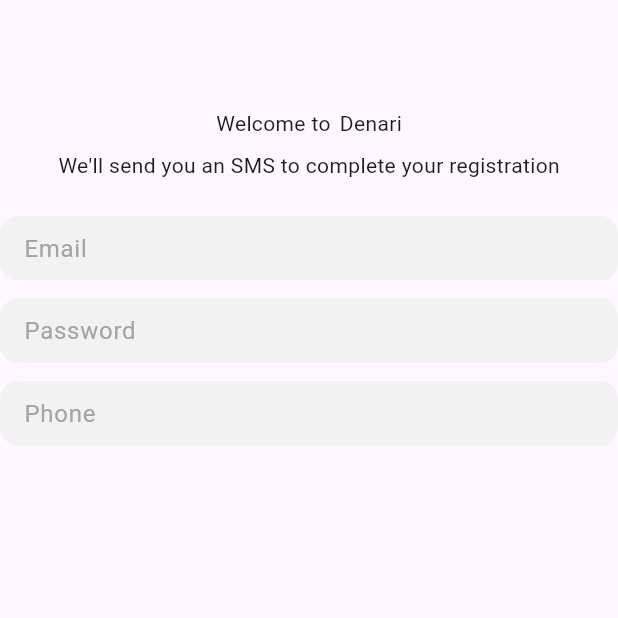
After one commit to edgarpapikyan1997/denari_mobile, a Flutter app: the SignUpScreen screen opened directly, on a phone screen of 412 x 824 dp, the top half of it. The commit adds this screen. Run offline on Flutter 3.47's test engine with Material 3 defaults, Android fonts, the phone set to English and light mode, and no system bars; our stand-ins replace easy_localization.

Commit message:
added sign up screen

```diff
--- a/assets/translations/en-US.json
+++ b/assets/translations/en-US.json
@@ -1,5 +1,13 @@
 {
+  "app_name": "Denari",
   "main" : {
     "homePage" : "Home Page"
+  },
+  "sign" : {
+    "welcome_to": "Welcome to",
+    "sms_description": "We'll send you an SMS to complete your registration",
+    "email": "Email",
+    "password": "Password",
+    "phone": "Phone"
   }
 }
--- a/lib/utils/app_colors.dart
+++ b/lib/utils/app_colors.dart
@@ -157,4 +157,10 @@
       Color(0xff4f4f52),
     ],
   );
+
+
+  /// from figma
+  static const hintColor = Color.fromRGBO(164, 164, 164, 1);
+  static const fieldColor = Color.fromRGBO(242, 242, 242, 1);
+  static const errorColor = Color.fromRGBO(193, 18, 31, 1);
 }
--- /dev/null
+++ b/lib/view/features/authentication/sign_up/sign_up_screen.dart
@@ -0,0 +1,40 @@
+import 'package:denari_app/utils/extensions/extensions.dart';
+import 'package:denari_app/view/widgets/fields/edit_field.dart';
+import 'package:denari_app/view/widgets/welcome_text.dart';
+import 'package:flutter/material.dart';
+
+class SignUpScreen extends StatelessWidget {
+  const SignUpScreen({super.key});
+
+  @override
+  Widget build(BuildContext context) {
+    return Scaffold(
+      body: SafeArea(
+        child: Column(
+          children: [
+            const SizedBox(height: 72),
+            const WelcomeText(),
+            const SizedBox(height: 8),
+            Text('sign.sms_description'.tr()),
+            const SizedBox(height: 24),
+            EditField(
+              hint: 'sign.email'.tr(),
+              onChanged: (value) {},
+            ),
+            const SizedBox(height: 12),
+            EditField(
+              hint: 'sign.password'.tr(),
+              onChanged: (value) {},
+            ),
+            const SizedBox(height: 12),
+            EditField(
+              hint: 'sign.phone'.tr(),
+              onChanged: (value) {},
+            ),
+            const SizedBox(height: 24),
+          ],
+        ),
+      ),
+    );
+  }
+}
--- /dev/null
+++ b/lib/view/widgets/fields/edit_field.dart
@@ -0,0 +1,77 @@
+import 'package:denari_app/utils/app_colors.dart';
+import 'package:denari_app/utils/extensions/extensions.dart';
+import 'package:flutter/material.dart';
+
+class EditField extends StatefulWidget {
+  final TextEditingController? controller;
+  final String hint;
+  final ValueChanged<String>? onChanged;
+
+  const EditField({
+    super.key,
+    required this.hint,
+    this.controller, this.onChanged,
+  });
+
+  @override
+  State<EditField> createState() => _EditFieldState();
+}
+
+class _EditFieldState extends State<EditField> {
+  late final TextEditingController _controller;
+
+  @override
+  void initState() {
+    _controller = widget.controller ?? TextEditingController();
+    super.initState();
+  }
+
+  @override
+  void dispose() {
+    _controller.dispose();
+    super.dispose();
+  }
+
+  @override
+  Widget build(BuildContext context) {
+    return TextFormField(
+      controller: _controller,
+      style: context.theme.headline5.copyWith(
+        color: AppColors.dark,
+      ),
+      onChanged: widget.onChanged,
+      decoration: InputDecoration(
+        isDense: true,
+        border: FieldBorder(),
+        enabledBorder: FieldBorder(),
+        disabledBorder: FieldBorder(),
+        errorBorder: FieldBorder(borderColor: AppColors.errorColor),
+        hintText: widget.hint,
+        hintStyle: context.theme.headline5.copyWith(
+          color: AppColors.hintColor,
+        ),
+        filled: true,
+        fillColor: AppColors.fieldColor,
+        errorStyle: context.theme.headline6.copyWith(
+          color: AppColors.errorColor,
+        ),
+        suffixIcon: _controller.text.isNotEmpty
+            ? IconButton(
+                icon: const Icon(Icons.clear),
+                iconSize: 24,
+                onPressed: _controller.clear,
+              )
+            : null,
+      ),
+    );
+  }
+}
+
+class FieldBorder extends OutlineInputBorder {
+  FieldBorder({
+    Color? borderColor,
+  }) : super(
+          borderSide: BorderSide(color: borderColor ?? Colors.transparent),
+          borderRadius: BorderRadius.circular(12.0),
+        );
+}
--- /dev/null
+++ b/lib/view/widgets/welcome_text.dart
@@ -0,0 +1,19 @@
+import 'package:denari_app/utils/extensions/extensions.dart';
+import 'package:flutter/material.dart';
+
+class WelcomeText extends StatelessWidget {
+  const WelcomeText({super.key});
+
+  @override
+  Widget build(BuildContext context) {
+    return Text.rich(
+      TextSpan(
+        children: [
+          TextSpan(text: 'sign.welcome_to'.tr()),
+          const WidgetSpan(child: SizedBox.square(dimension: 6)),
+          TextSpan(text: 'app_name'.tr()),
+        ],
+      ),
+    );
+  }
+}
```
Also changed, not shown: pubspec.lock.
